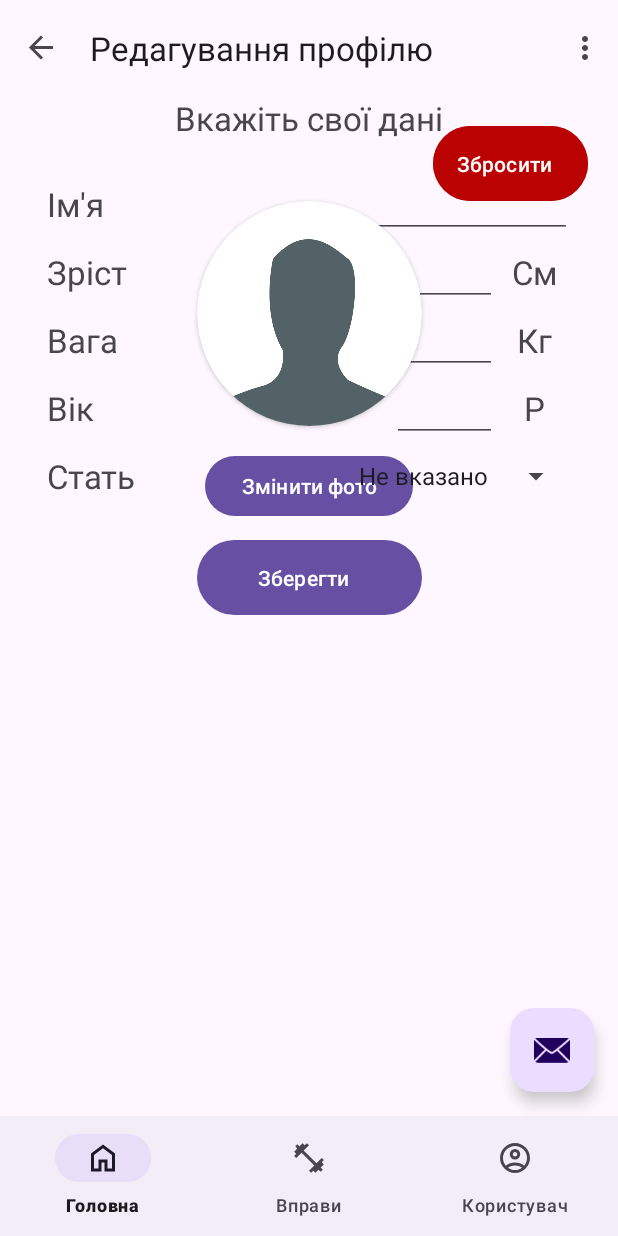
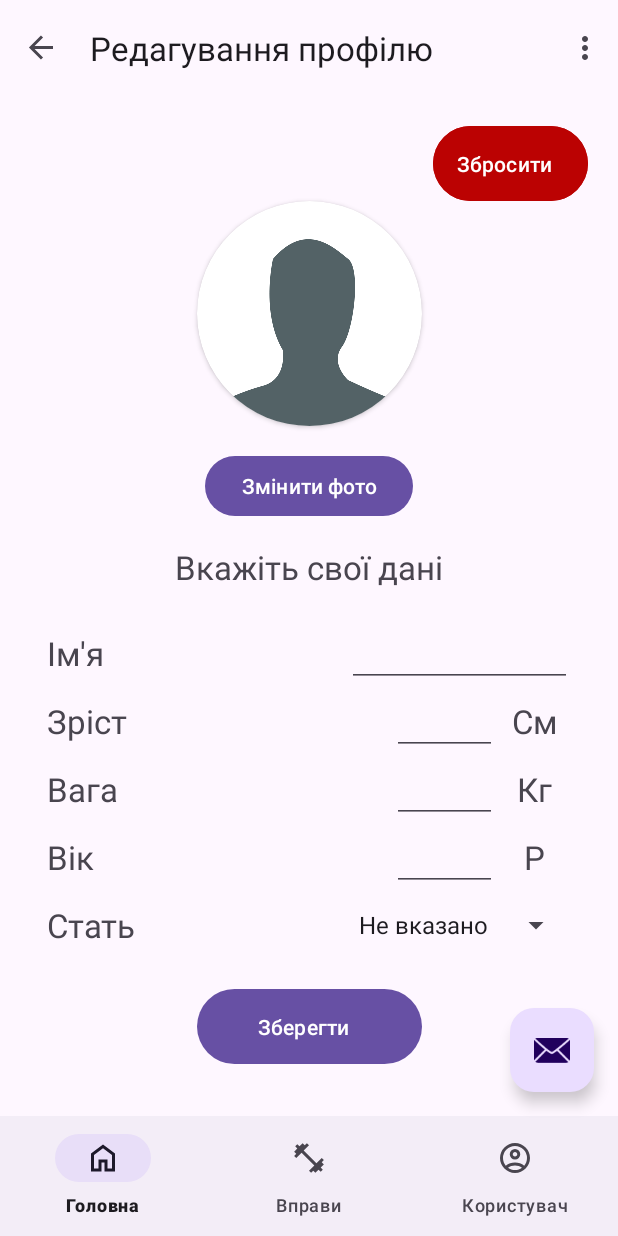
Before and after one commit to kostya-yesypenko/WorkoutApp, an Android app: the EditProfileFragment screen opened through its navigation route, on a phone screen of 412 x 824 dp. Run offline under Robolectric (Android 15) with nearby library versions, the phone set to English and light mode, and no system bars; our stand-ins replace navigation-ui.

Commit message:
i forget what i do here 2 (

```diff
--- a/app/src/main/res/layout/fragment_edit_profile.xml
+++ b/app/src/main/res/layout/fragment_edit_profile.xml
@@ -64,7 +64,7 @@
         android:textSize="22dp"
         app:layout_constraintEnd_toEndOf="parent"
         app:layout_constraintStart_toStartOf="parent"
-        app:layout_constraintTop_toBottomOf="@+id/changeImageBtn" />
+        app:layout_constraintTop_toBottomOf="@+id/pickImageBtn" />
 
     <LinearLayout
         android:id="@+id/userMetricsLayout"
```
